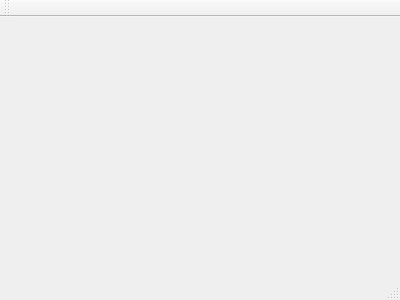
This is gitminder/mainwindow.ui in Shookit/gitminder as Qt 5 draws it before an edit. The edited form follows.
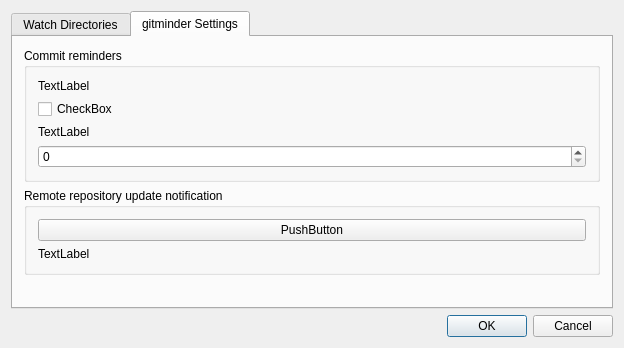
This is the edited form. The open tabs and pages were chosen to show the change.

Commit message: Adding folders to watchlist completed w/ setting save

What changed in the file:
```diff
--- a/gitminder/mainwindow.ui
+++ b/gitminder/mainwindow.ui
@@ -1,24 +1,163 @@
 <ui version="4.0">
  <class>MainWindow</class>
- <widget class="QMainWindow" name="MainWindow" >
-  <property name="geometry" >
+ <widget class="QMainWindow" name="MainWindow">
+  <property name="geometry">
    <rect>
     <x>0</x>
     <y>0</y>
-    <width>400</width>
-    <height>300</height>
+    <width>624</width>
+    <height>348</height>
    </rect>
   </property>
-  <property name="windowTitle" >
-   <string>MainWindow</string>
-  </property>
-  <widget class="QMenuBar" name="menuBar" />
-  <widget class="QToolBar" name="mainToolBar" />
-  <widget class="QWidget" name="centralWidget" />
-  <widget class="QStatusBar" name="statusBar" />
+  <widget class="QWidget" name="centralWidget">
+   <layout class="QVBoxLayout" name="verticalLayout">
+    <item>
+     <widget class="QTabWidget" name="tabWidget">
+      <property name="currentIndex">
+       <number>0</number>
+      </property>
+      <widget class="QWidget" name="tab">
+       <attribute name="title">
+        <string>Watch Directories</string>
+       </attribute>
+       <layout class="QVBoxLayout" name="verticalLayout_5">
+        <item>
+         <layout class="QHBoxLayout" name="horizontalLayout_2">
+          <item>
+           <widget class="QListWidget" name="listWidget"/>
+          </item>
+          <item>
+           <layout class="QVBoxLayout" name="verticalLayout_7">
+            <item>
+             <widget class="QPushButton" name="pushButton_4">
+              <property name="text">
+               <string>Remove</string>
+              </property>
+             </widget>
+            </item>
+           </layout>
+          </item>
+         </layout>
+        </item>
+        <item>
+         <layout class="QHBoxLayout" name="horizontalLayout">
+          <item>
+           <widget class="QLineEdit" name="lineEdit"/>
+          </item>
+          <item>
+           <widget class="QPushButton" name="pushButton">
+            <property name="text">
+             <string>Browse...</string>
+            </property>
+           </widget>
+          </item>
+          <item>
+           <widget class="QPushButton" name="pushButton_2">
+            <property name="text">
+             <string>Add directory</string>
+            </property>
+           </widget>
+          </item>
+         </layout>
+        </item>
+       </layout>
+      </widget>
+      <widget class="QWidget" name="tab_2">
+       <attribute name="title">
+        <string>gitminder Settings</string>
+       </attribute>
+       <layout class="QVBoxLayout" name="verticalLayout_6">
+        <item>
+         <widget class="QGroupBox" name="groupBox">
+          <property name="title">
+           <string>Commit reminders</string>
+          </property>
+          <layout class="QVBoxLayout" name="verticalLayout_4">
+           <item>
+            <widget class="QLabel" name="label">
+             <property name="text">
+              <string>TextLabel</string>
+             </property>
+            </widget>
+           </item>
+           <item>
+            <widget class="QCheckBox" name="checkBox">
+             <property name="text">
+              <string>CheckBox</string>
+             </property>
+            </widget>
+           </item>
+           <item>
+            <widget class="QLabel" name="label_2">
+             <property name="text">
+              <string>TextLabel</string>
+             </property>
+            </widget>
+           </item>
+           <item>
+            <widget class="QSpinBox" name="spinBox"/>
+           </item>
+          </layout>
+         </widget>
+        </item>
+        <item>
+         <widget class="QGroupBox" name="groupBox_3">
+          <property name="title">
+           <string>Remote repository update notification</string>
+          </property>
+          <layout class="QVBoxLayout" name="verticalLayout_3">
+           <item>
+            <widget class="QPushButton" name="pushButton_3">
+             <property name="text">
+              <string>PushButton</string>
+             </property>
+            </widget>
+           </item>
+           <item>
+            <widget class="QLabel" name="label_3">
+             <property name="text">
+              <string>TextLabel</string>
+             </property>
+            </widget>
+           </item>
+          </layout>
+         </widget>
+        </item>
+        <item>
+         <spacer name="verticalSpacer">
+          <property name="orientation">
+           <enum>Qt::Vertical</enum>
+          </property>
+          <property name="sizeHint" stdset="0">
+           <size>
+            <width>20</width>
+            <height>40</height>
+           </size>
+          </property>
+         </spacer>
+        </item>
+       </layout>
+      </widget>
+     </widget>
+    </item>
+    <item>
+     <layout class="QVBoxLayout" name="verticalLayout_2">
+      <item>
+       <widget class="QDialogButtonBox" name="buttonBox">
+        <property name="layoutDirection">
+         <enum>Qt::LeftToRight</enum>
+        </property>
+        <property name="standardButtons">
+         <set>QDialogButtonBox::Cancel|QDialogButtonBox::Ok</set>
+        </property>
+       </widget>
+      </item>
+     </layout>
+    </item>
+   </layout>
+  </widget>
  </widget>
- <layoutDefault spacing="6" margin="11" />
- <pixmapfunction></pixmapfunction>
+ <layoutdefault spacing="6" margin="11"/>
  <resources/>
  <connections/>
 </ui>
```
Left out of the diff: 1 changed line with no effect on the pictures. The commit also changes 5 other files.
